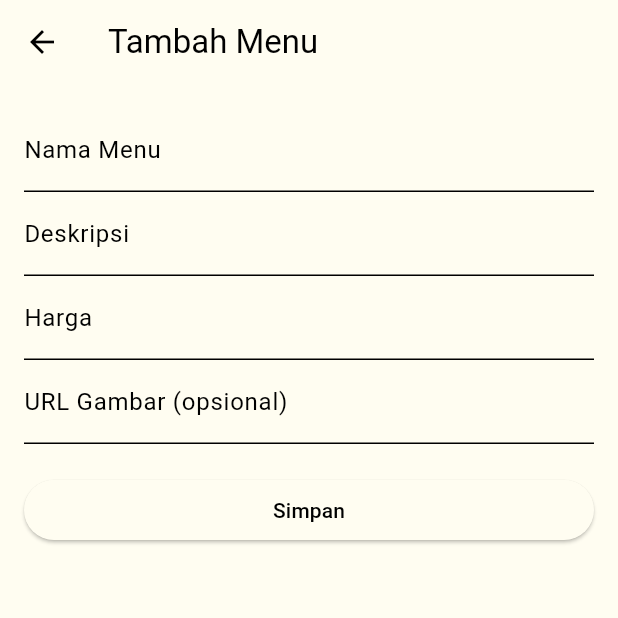
After one commit to Iqbalrzl/food-delivery-mobile, a Flutter app: the AdminMenuPage screen opened directly, after a tap on the "add" icon, on a phone screen of 412 x 824 dp, the top half of it. The commit adds this screen. Run offline on Flutter 3.47's test engine with Material 3 defaults, Android fonts, the light colour scheme and no system bars; our stand-ins replace firebase_auth, firebase_core, lottie, shared_preferences; accounts and stored records are empty.

Commit message:
fitur administrasi

```diff
--- /dev/null
+++ b/lib/data/menu.dart
@@ -0,0 +1,15 @@
+class Menu {
+  final String id;
+  final String name;
+  final String description;
+  final double price;
+  final String imageUrl;
+
+  Menu({
+    required this.id,
+    required this.name,
+    required this.description,
+    required this.price,
+    required this.imageUrl,
+  });
+}
--- /dev/null
+++ b/lib/pages/admin_menu_page.dart
@@ -0,0 +1,96 @@
+import 'package:flutter/material.dart';
+import 'package:food_delivery_mobile/data/menu.dart';
+import 'menu_form_page.dart';
+import 'package:uuid/uuid.dart'; // untuk generate id unik
+
+class AdminMenuPage extends StatefulWidget {
+  @override
+  _AdminMenuPageState createState() => _AdminMenuPageState();
+}
+
+class _AdminMenuPageState extends State<AdminMenuPage> {
+  final List<Menu> _menus = [];
+
+  void _addMenu(Menu menu) {
+    setState(() {
+      _menus.add(menu);
+    });
+  }
+
+  void _editMenu(Menu updatedMenu) {
+    setState(() {
+      final index = _menus.indexWhere((m) => m.id == updatedMenu.id);
+      if (index != -1) {
+        _menus[index] = updatedMenu;
+      }
+    });
+  }
+
+  void _deleteMenu(String id) {
+    setState(() {
+      _menus.removeWhere((menu) => menu.id == id);
+    });
+  }
+
+  void _openForm({Menu? menu}) {
+    Navigator.of(context).push(
+      MaterialPageRoute(
+        builder:
+            (context) => MenuFormPage(
+              onSave: menu == null ? _addMenu : _editMenu,
+              menu: menu,
+            ),
+      ),
+    );
+  }
+
+  @override
+  Widget build(BuildContext context) {
+    return Scaffold(
+      appBar: AppBar(title: Text('Manajemen Menu')),
+      body: ListView.builder(
+        itemCount: _menus.length,
+        itemBuilder: (context, index) {
+          final menu = _menus[index];
+          return Card(
+            margin: EdgeInsets.all(8),
+            elevation: 4,
+            child: ListTile(
+              leading:
+                  menu.imageUrl.isNotEmpty
+                      ? Image.network(
+                        menu.imageUrl,
+                        width: 50,
+                        height: 50,
+                        fit: BoxFit.cover,
+                      )
+                      : Container(width: 50, height: 50, color: Colors.grey),
+              title: Text(menu.name),
+              subtitle: Text(
+                '${menu.description}\nRp ${menu.price.toStringAsFixed(0)}',
+              ),
+              isThreeLine: true,
+              trailing: Row(
+                mainAxisSize: MainAxisSize.min,
+                children: [
+                  IconButton(
+                    icon: Icon(Icons.edit, color: Colors.blue),
+                    onPressed: () => _openForm(menu: menu),
+                  ),
+                  IconButton(
+                    icon: Icon(Icons.delete, color: Colors.red),
+                    onPressed: () => _deleteMenu(menu.id),
+                  ),
+                ],
+              ),
+            ),
+          );
+        },
+      ),
+      floatingActionButton: FloatingActionButton(
+        onPressed: () => _openForm(),
+        child: Icon(Icons.add),
+      ),
+    );
+  }
+}
--- /dev/null
+++ b/lib/pages/menu_form_page.dart
@@ -0,0 +1,91 @@
+import 'package:flutter/material.dart';
+import 'package:food_delivery_mobile/data/menu.dart';
+import 'package:uuid/uuid.dart';
+
+class MenuFormPage extends StatefulWidget {
+  final Function(Menu) onSave;
+  final Menu? menu;
+
+  MenuFormPage({required this.onSave, this.menu});
+
+  @override
+  _MenuFormPageState createState() => _MenuFormPageState();
+}
+
+class _MenuFormPageState extends State<MenuFormPage> {
+  final _formKey = GlobalKey<FormState>();
+  late String _name;
+  late String _description;
+  late double _price;
+  late String _imageUrl;
+
+  @override
+  void initState() {
+    super.initState();
+    _name = widget.menu?.name ?? '';
+    _description = widget.menu?.description ?? '';
+    _price = widget.menu?.price ?? 0.0;
+    _imageUrl = widget.menu?.imageUrl ?? '';
+  }
+
+  void _submit() {
+    if (_formKey.currentState!.validate()) {
+      _formKey.currentState!.save();
+      final menu = Menu(
+        id: widget.menu?.id ?? Uuid().v4(),
+        name: _name,
+        description: _description,
+        price: _price,
+        imageUrl: _imageUrl,
+      );
+      widget.onSave(menu);
+      Navigator.of(context).pop();
+    }
+  }
+
+  @override
+  Widget build(BuildContext context) {
+    return Scaffold(
+      appBar: AppBar(
+        title: Text(widget.menu == null ? 'Tambah Menu' : 'Edit Menu'),
+      ),
+      body: Padding(
+        padding: const EdgeInsets.all(16.0),
+        child: Form(
+          key: _formKey,
+          child: ListView(
+            children: [
+              TextFormField(
+                initialValue: _name,
+                decoration: InputDecoration(labelText: 'Nama Menu'),
+                validator: (value) => value!.isEmpty ? 'Masukkan nama' : null,
+                onSaved: (value) => _name = value!,
+              ),
+              TextFormField(
+                initialValue: _description,
+                decoration: InputDecoration(labelText: 'Deskripsi'),
+                validator:
+                    (value) => value!.isEmpty ? 'Masukkan deskripsi' : null,
+                onSaved: (value) => _description = value!,
+              ),
+              TextFormField(
+                initialValue: _price == 0.0 ? '' : _price.toString(),
+                decoration: InputDecoration(labelText: 'Harga'),
+                keyboardType: TextInputType.number,
+                validator: (value) => value!.isEmpty ? 'Masukkan harga' : null,
+                onSaved: (value) => _price = double.parse(value!),
+              ),
+              TextFormField(
+                initialValue: _imageUrl,
+                decoration: InputDecoration(labelText: 'URL Gambar (opsional)'),
+                onSaved: (value) => _imageUrl = value ?? '',
+              ),
+              SizedBox(height: 20),
+              ElevatedButton(onPressed: _submit, child: Text('Simpan')),
+            ],
+          ),
+        ),
+      ),
+    );
+  }
+}
--- a/pubspec.yaml
+++ b/pubspec.yaml
@@ -33,6 +33,7 @@ dependencies:
 
   # The following adds the Cupertino Icons font to your application.
   # Use with the CupertinoIcons class for iOS style icons.
+  uuid: ^3.0.7
   cupertino_icons: ^1.0.8
   provider: ^6.1.4
   lottie: ^3.3.1
```
Also changed, not shown: lib/pages/admin_login_page.dart (added, +58 -0 lines), lib/pages/login_page.dart (+22 -0 lines), pubspec.lock.
